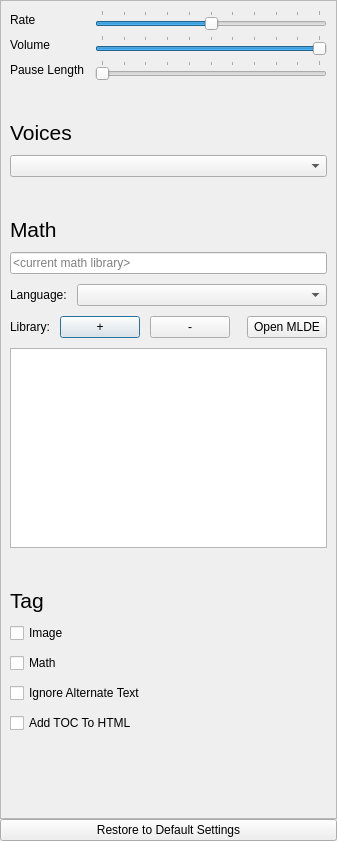
DinoZAR/CentralAccessReader, file car/forms/speech_settings.ui: the form before one commit.
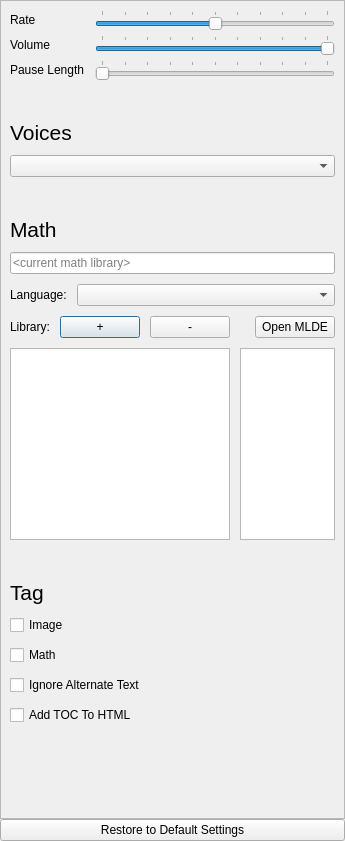
The form after the commit. Icons and pictures are not drawn.

Commit message: Created script to wipe user settings/temp directories for testing purposes. Also replaced the Stop icon with one for Pause (although the language is the same).

```diff
--- a/car/forms/speech_settings.ui
+++ b/car/forms/speech_settings.ui
@@ -6,7 +6,7 @@
    <rect>
     <x>0</x>
     <y>0</y>
-    <width>337</width>
+    <width>345</width>
     <height>841</height>
    </rect>
   </property>
@@ -37,7 +37,7 @@
        <rect>
         <x>0</x>
         <y>0</y>
-        <width>335</width>
+        <width>343</width>
         <height>816</height>
        </rect>
       </property>
@@ -240,7 +240,11 @@
           </layout>
          </item>
          <item>
-          <layout class="QHBoxLayout" name="horizontalLayout" stretch="0,0,0,0,0">
+          <layout class="QHBoxLayout" name="horizontalLayout_3" stretch="1,1">
+           <item>
+            <layout class="QVBoxLayout" name="verticalLayout_4">
+             <item>
+              <layout class="QHBoxLayout" name="horizontalLayout" stretch="0,0,0,0">
            <item>
             <widget class="QLabel" name="libraryLabel">
              <property name="text">
@@ -281,6 +285,34 @@
              </property>
             </spacer>
            </item>
+              </layout>
+             </item>
+             <item>
+              <widget class="QTreeView" name="libraryList">
+               <property name="headerHidden">
+                <bool>true</bool>
+               </property>
+              </widget>
+             </item>
+            </layout>
+           </item>
+           <item>
+            <layout class="QVBoxLayout" name="verticalLayout_6">
+             <item>
+              <layout class="QHBoxLayout" name="horizontalLayout_4">
+               <item>
+                <spacer name="horizontalSpacer_2">
+                 <property name="orientation">
+                  <enum>Qt::Horizontal</enum>
+                 </property>
+                 <property name="sizeHint" stdset="0">
+                  <size>
+                   <width>40</width>
+                   <height>20</height>
+                  </size>
+                 </property>
+                </spacer>
+               </item>
            <item>
             <widget class="QPushButton" name="openMLDEButton">
              <property name="text">
@@ -291,22 +323,15 @@
           </layout>
          </item>
          <item>
-          <widget class="QTreeView" name="mathLibraryTree">
-           <property name="minimumSize">
-            <size>
-             <width>0</width>
-             <height>200</height>
-            </size>
-           </property>
-           <property name="font">
-            <font>
-             <pointsize>14</pointsize>
-            </font>
-           </property>
-           <attribute name="headerVisible">
-            <bool>false</bool>
-           </attribute>
-          </widget>
+              <widget class="QTreeView" name="disciplineList">
+               <property name="headerHidden">
+                <bool>true</bool>
+               </property>
+              </widget>
+             </item>
+            </layout>
+           </item>
+          </layout>
          </item>
         </layout>
        </item>
```
Lines whose indentation alone changed are shown as unchanged. The commit also changes 10 other files.
